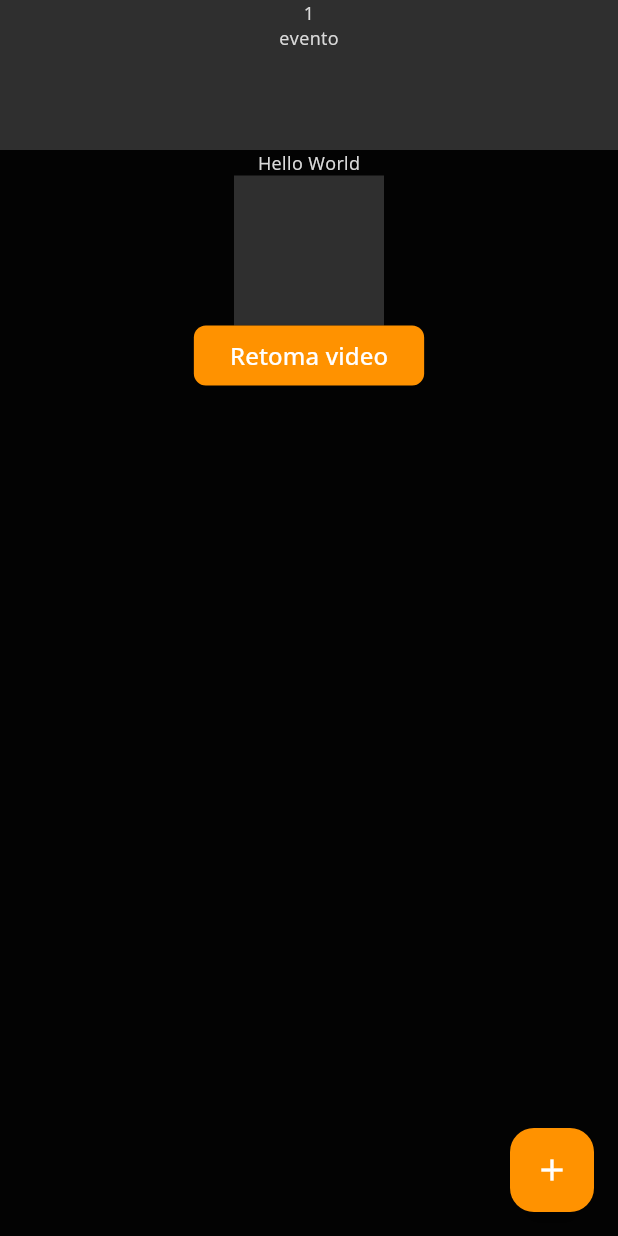
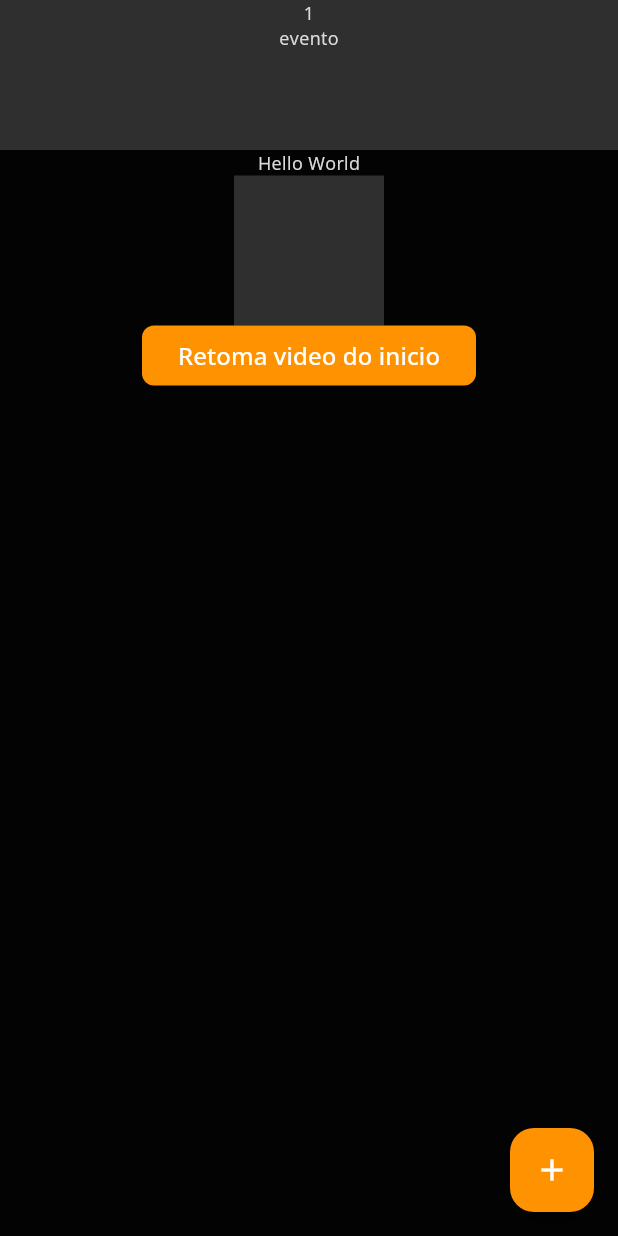
Before and after one commit to RyanProgramador/Giants, a Flutter app: the DesenvolvimentoWidget screen opened by its route, on a phone screen of 412 x 824 dp. Run offline on Flutter 3.47's test engine with Material 3 defaults, Android fonts, the phone set to English and light mode, and no system bars; drawn by our look-alikes of auto_size_text; our stand-ins replace barcode_widget, camera, carousel_slider, chewie, country_code_picker, easy_debounce and 15 more; missing offline and left inert: flutter_barcode_scanner, json_path, mime_type; accounts and stored records are empty; key blocks and very long unbroken strings in the code were emptied for the run.

Commit message:
Updating to latest FlutterFlow output.

```diff
--- a/lib/desenvolvimento/desenvolvimento_widget.dart
+++ b/lib/desenvolvimento/desenvolvimento_widget.dart
@@ -175,7 +175,7 @@ class _DesenvolvimentoWidgetState extends State<DesenvolvimentoWidget> {
                         FFAppState().visualizouVideo = false;
                       });
                     },
-                    text: 'Retoma video',
+                    text: 'Retoma video do inicio',
                     options: FFButtonOptions(
                       height: 40.0,
                       padding:
```
